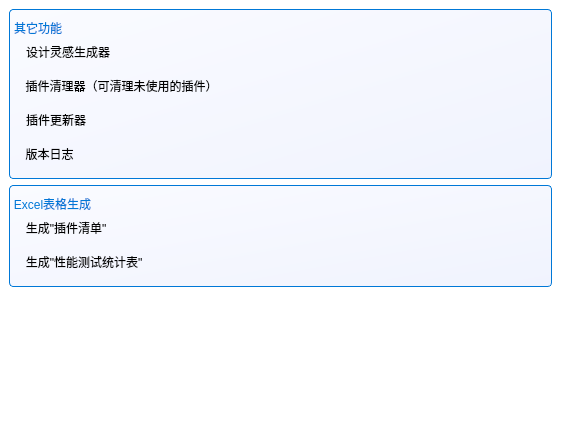
The window that DrillPluginInformationReader/Source/InformationModule/otherFunctionPart/p_OtherFunctionPart.ui (DrillUp/DrillPluginInformationReader) describes before a commit, drawn with Qt 5.
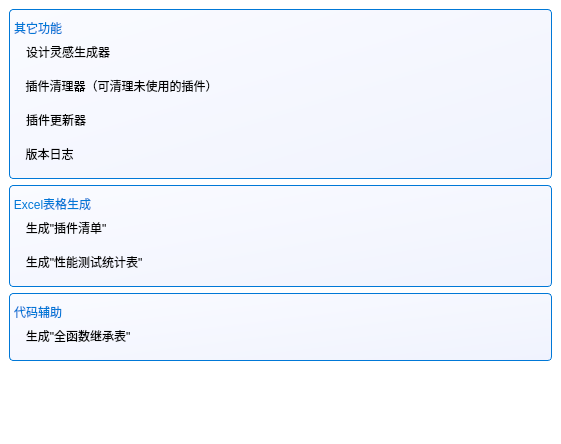
The same window after the commit. Icons and pictures are not drawn.

Commit message: 添加 函数校验器。

The edit to the form file:
```diff
--- a/DrillPluginInformationReader/Source/InformationModule/otherFunctionPart/p_OtherFunctionPart.ui
+++ b/DrillPluginInformationReader/Source/InformationModule/otherFunctionPart/p_OtherFunctionPart.ui
@@ -186,8 +186,8 @@
          <property name="title">
           <string>Excel表格生成</string>
          </property>
-         <layout class="QVBoxLayout" name="verticalLayout_3">
-          <item>
+         <layout class="QGridLayout" name="gridLayout_2">
+          <item row="0" column="0">
            <widget class="QToolButton" name="toolButton_excelPluginList">
             <property name="text">
              <string>生成&quot;插件清单&quot;</string>
@@ -201,7 +201,7 @@
             </property>
            </widget>
           </item>
-          <item>
+          <item row="1" column="0">
            <widget class="QToolButton" name="toolButton_excelPerformanceDataList">
             <property name="text">
              <string>生成&quot;性能测试统计表&quot;</string>
@@ -214,6 +214,55 @@
              <enum>Qt::ToolButtonTextBesideIcon</enum>
             </property>
            </widget>
+          </item>
+          <item row="0" column="1">
+           <spacer name="horizontalSpacer_2">
+            <property name="orientation">
+             <enum>Qt::Horizontal</enum>
+            </property>
+            <property name="sizeHint" stdset="0">
+             <size>
+              <width>40</width>
+              <height>20</height>
+             </size>
+            </property>
+           </spacer>
+          </item>
+         </layout>
+        </widget>
+       </item>
+       <item>
+        <widget class="QGroupBox" name="groupBox_3">
+         <property name="title">
+          <string>代码辅助</string>
+         </property>
+         <layout class="QGridLayout" name="gridLayout_3">
+          <item row="0" column="0">
+           <widget class="QToolButton" name="toolButton_CAFunctionCheck">
+            <property name="text">
+             <string>生成&quot;全函数继承表&quot;</string>
+            </property>
+            <property name="icon">
+             <iconset resource="../../../drillplugininformationreader.qrc">
+              <normaloff>:/DrillPluginInformationReader/Resources/icons/global/drill_logo_64x64.png</normaloff>:/DrillPluginInformationReader/Resources/icons/global/drill_logo_64x64.png</iconset>
+            </property>
+            <property name="toolButtonStyle">
+             <enum>Qt::ToolButtonTextBesideIcon</enum>
+            </property>
+           </widget>
+          </item>
+          <item row="0" column="1">
+           <spacer name="horizontalSpacer_3">
+            <property name="orientation">
+             <enum>Qt::Horizontal</enum>
+            </property>
+            <property name="sizeHint" stdset="0">
+             <size>
+              <width>367</width>
+              <height>23</height>
+             </size>
+            </property>
+           </spacer>
           </item>
          </layout>
         </widget>
```
The commit also changes 6 other files.
